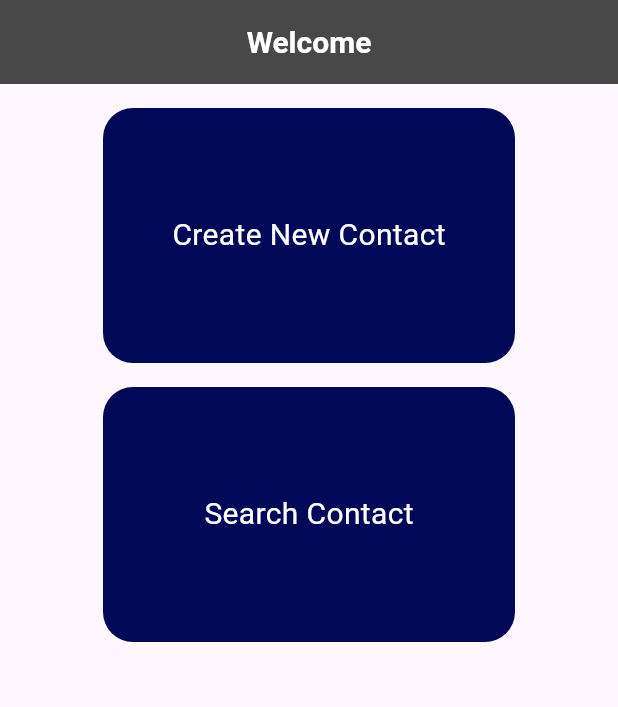
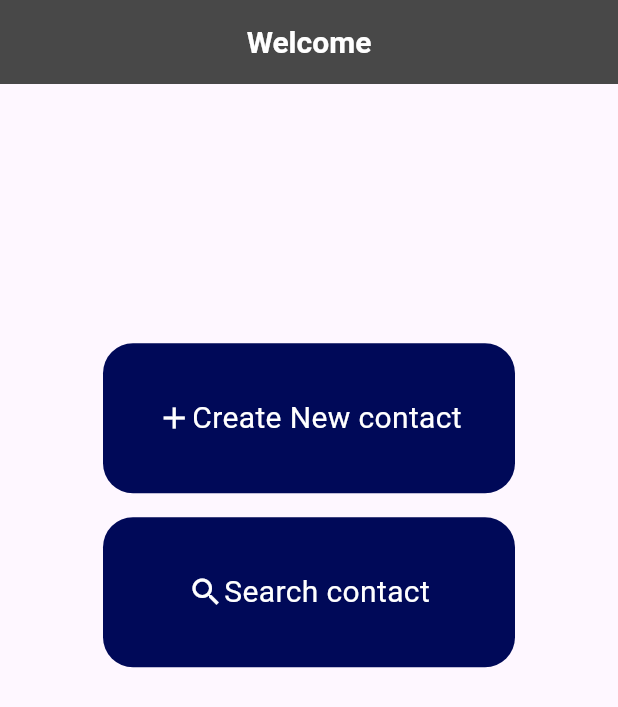
Before and after one commit to Dimmithra/contacts_buddy, a Flutter app: the screen it shows after launch, after a tap on "Skip", on a phone screen of 412 x 824 dp. Shown: the top 707 px of the screen. Run offline on Flutter 3.47's test engine with Material 3 defaults, Android fonts, the phone set to English and light mode, and no system bars; our stand-ins replace expansion_tile_card, flutter_image_slideshow, flutter_secure_storage, ionicons, loading_animation_widget and 2 more; missing offline and left inert: dart:ffi; accounts and stored records are empty.

```diff
--- a/lib/database/database_helper.dart
+++ b/lib/database/database_helper.dart
@@ -1,5 +1,4 @@
 import 'package:contacts_buddy/model/contact_model.dart';
-import 'package:flutter/material.dart';
 import 'package:sqflite/sqflite.dart';
 import 'package:path/path.dart';
 import 'dart:developer' as dev;
--- a/lib/model/contact_model.dart
+++ b/lib/model/contact_model.dart
@@ -2,7 +2,6 @@
 //
 //     final contactModel = contactModelFromMap(jsonString);
 
-import 'package:meta/meta.dart';
 import 'dart:convert';
 
 ContactModel contactModelFromMap(String str) =>
--- a/lib/pages/home/home.dart
+++ b/lib/pages/home/home.dart
@@ -1,16 +1,9 @@
-import 'package:contacts_buddy/pages/add_contact/addnew_contact.dart';
-import 'package:contacts_buddy/pages/contact_Details/contact_Details.dart';
+import 'package:contacts_buddy/pages/home/add_contact/addnew_contact.dart';
+import 'package:contacts_buddy/pages/home/contact_Details/contact_Details.dart';
 import 'package:contacts_buddy/utils/colors.dart';
 import 'package:contacts_buddy/utils/main_body.dart';
 import 'package:contacts_buddy/widgets/common_card.dart';
-import 'package:contacts_buddy/widgets/common_contact_card.dart';
-import 'package:contacts_buddy/widgets/common_loader.dart';
-import 'package:contacts_buddy/widgets/common_message.dart';
 import 'package:flutter/material.dart';
-import 'package:provider/provider.dart';
-import 'package:rflutter_alert/rflutter_alert.dart';
-
-import '../../providers/contact_provider.dart';
 
 class HomeScreen extends StatefulWidget {
   const HomeScreen({super.key});
@@ -23,8 +16,8 @@ class _HomeScreenState extends State<HomeScreen> {
   @override
   // void initState() {
   //   WidgetsBinding.instance.addPostFrameCallback((_) {
-  //     Provider.of<ContactProvider>(context, listen: false)
-  //         .loadAllContactRecords(context);
+  //     Provider.of<contactProvider>(context, listen: false)
+  //         .loadAllcontactRecords(context);
   //   });
   //   super.initState();
   // }
@@ -38,11 +31,16 @@ class _HomeScreenState extends State<HomeScreen> {
       appbarTitleColor: Colors.white,
       body: SingleChildScrollView(
         child: Padding(
-            padding: const EdgeInsets.all(8.0),
+          padding: EdgeInsets.only(
+              top: MediaQuery.of(context).size.height / 5,
+              bottom: MediaQuery.of(context).size.height / 2),
           child: Center(
             child: Column(
+              mainAxisAlignment: MainAxisAlignment.center,
+              crossAxisAlignment: CrossAxisAlignment.center,
               children: [
                 CommonCard(
+                  icon: Icon(Icons.add, color: kdefWhiteColor),
                   onpress: () {
                     Navigator.push(
                       context,
@@ -51,10 +49,11 @@ class _HomeScreenState extends State<HomeScreen> {
                       ),
                     );
                   },
-                    name: 'Create New Contact',
+                  name: 'Create New contact',
                   backgroundColor: Color.fromARGB(255, 0, 9, 88),
                 ),
                 CommonCard(
+                  icon: Icon(Icons.search, color: kdefWhiteColor),
                   onpress: () {
                     Navigator.push(
                       context,
@@ -63,12 +62,13 @@ class _HomeScreenState extends State<HomeScreen> {
                       ),
                     );
                   },
-                    name: 'Search Contact',
+                  name: 'Search contact',
                   backgroundColor: Color.fromARGB(255, 0, 9, 88),
                 ),
               ],
             ),
-            )),
+          ),
+        ),
       ),
     );
   }
--- a/lib/pages/welcome/welcome.dart
+++ b/lib/pages/welcome/welcome.dart
@@ -1,4 +1,3 @@
-import 'package:contacts_buddy/pages/home/home.dart';
 import 'package:contacts_buddy/providers/splash_provider.dart';
 import 'package:flutter/material.dart';
 import 'package:flutter_image_slideshow/flutter_image_slideshow.dart';
--- a/lib/providers/contact_provider.dart
+++ b/lib/providers/contact_provider.dart
@@ -1,6 +1,5 @@
 import 'package:contacts_buddy/database/database_helper.dart';
 import 'package:contacts_buddy/model/contact_model.dart';
-import 'package:contacts_buddy/pages/home/home.dart';
 import 'package:contacts_buddy/widgets/common_message.dart';
 import 'package:flutter/material.dart';
 import 'package:rflutter_alert/rflutter_alert.dart';
--- a/lib/utils/colors.dart
+++ b/lib/utils/colors.dart
@@ -6,3 +6,4 @@ const kPrimaryBtn = Color.fromARGB(255, 0, 96, 174);
 const kdefWhiteColor = Colors.white;
 const kErrorMessage = Colors.red;
 const kWarnningMessage = Colors.amber;
+const kDeleteColor = Colors.red;
--- a/lib/widgets/common_card.dart
+++ b/lib/widgets/common_card.dart
@@ -6,11 +6,13 @@ class CommonCard extends StatelessWidget {
     required this.onpress,
     required this.name,
     this.backgroundColor,
+    required this.icon,
   });
 
   final Function() onpress;
   final String name;
   final Color? backgroundColor;
+  final Widget icon;
   @override
   Widget build(BuildContext context) {
     return Padding(
@@ -19,18 +21,25 @@ class CommonCard extends StatelessWidget {
         onTap: onpress,
         child: Container(
           width: MediaQuery.of(context).size.width / 1.5,
-          height: 170,
+          height: 100,
           decoration: BoxDecoration(
             borderRadius: BorderRadius.circular(20),
             color: backgroundColor,
           ),
           child: Center(
-            child: Text(
-              name,
-              style: TextStyle(
-                fontSize: 20,
-                color: Colors.white,
-              ),
+            child: Row(
+              crossAxisAlignment: CrossAxisAlignment.center,
+              mainAxisAlignment: MainAxisAlignment.center,
+              children: [
+                icon,
+                Text(
+                  name,
+                  style: TextStyle(
+                    fontSize: 20,
+                    color: Colors.white,
+                  ),
+                ),
+              ],
             ),
           ),
         ),
--- a/lib/widgets/common_textfeild.dart
+++ b/lib/widgets/common_textfeild.dart
@@ -9,7 +9,7 @@ class CommonTextFeil extends StatelessWidget {
     required this.label,
     this.suffixicon,
     this.validation = false,
-    required this.controller,
+    this.controller,
     this.fillColor,
     this.maxLength,
     this.textInputType,
@@ -19,7 +19,7 @@ class CommonTextFeil extends StatelessWidget {
   final Widget? suffixicon;
   final bool? validation;
   final Color? fillColor;
-  final TextEditingController controller;
+  final TextEditingController? controller;
   final int? maxLength;
   final TextInputType? textInputType;
   @override
@@ -39,7 +39,7 @@ class CommonTextFeil extends StatelessWidget {
         filled: true,
         fillColor: fillColor,
         border: OutlineInputBorder(
-          borderRadius: BorderRadius.circular(10),
+          borderRadius: BorderRadius.circular(30),
         ),
       ),
       validator: (value) {
```
Also changed, not shown: lib/pages/contact_Details/contact_Details.dart (deleted, +0 -116 lines), lib/pages/home/contact_Details/contact_Details.dart (added, +141 -0 lines), lib/pages/home/edit_contact/edit_contact.dart (added, +112 -0 lines), lib/widgets/common_contact_card.dart (+30 -5 lines), assets/images/edit.png (added), lib/pages/home/add_contact/addnew_contact.dart (renamed from lib/pages/add_contact/addnew_contact.dart). Lines whose indentation alone changed are shown as unchanged.
